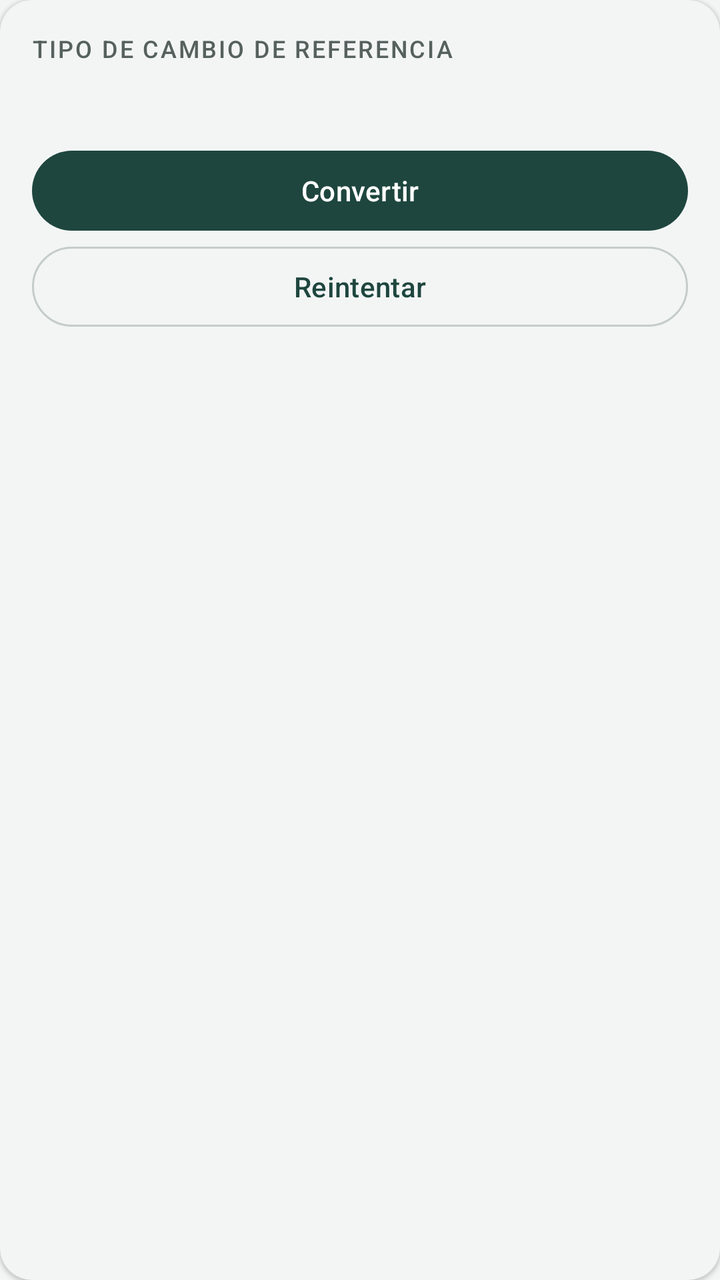
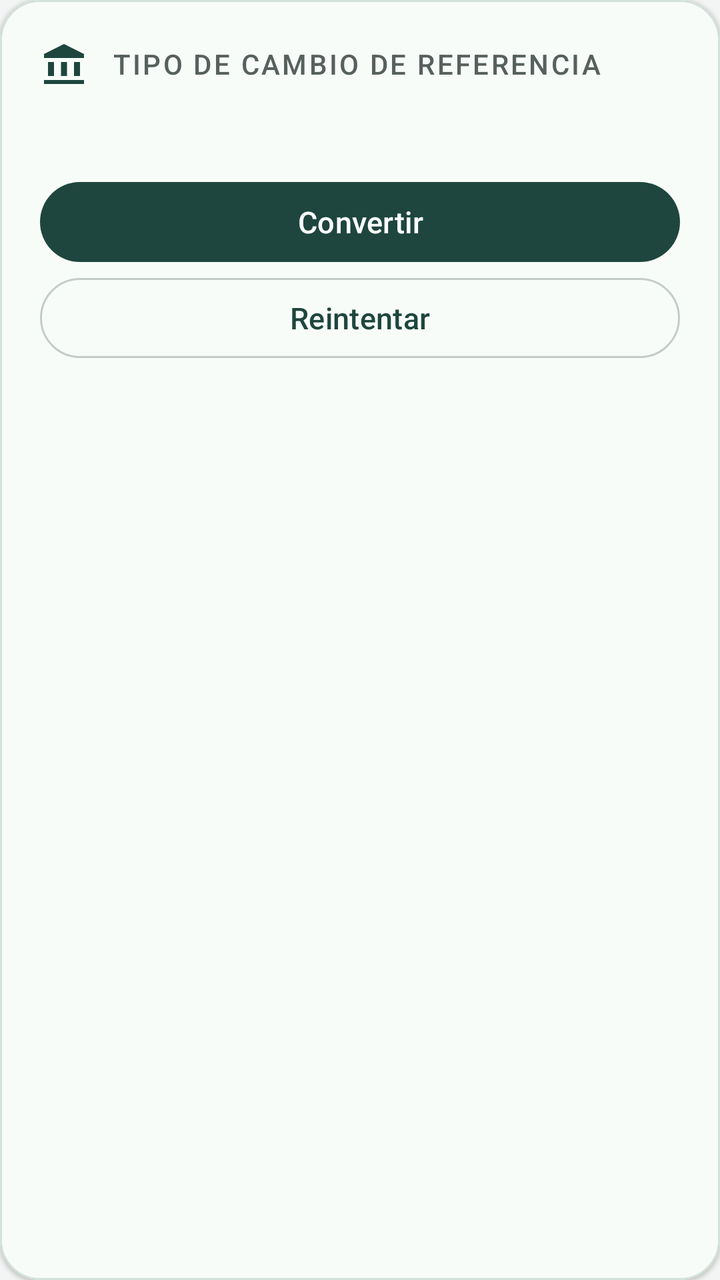

Before-and-after screenshots of an Android layout around one commit, followed by the original layout XML and the change that was made.
<!-- AndroidManifest.xml: application theme Theme.Finanzas -->
<!-- res/layout/tarjeta_tasa.xml -->
<?xml version="1.0" encoding="utf-8"?>
<com.google.android.material.card.MaterialCardView xmlns:android="http://schemas.android.com/apk/res/android"
    style="@style/Widget.Finanzas.Tarjeta"
    android:layout_width="match_parent"
    android:layout_height="wrap_content">
    <LinearLayout
        android:layout_width="match_parent"
        android:layout_height="wrap_content"
        android:orientation="vertical"
        android:padding="16dp">
        <TextView
            android:layout_width="match_parent"
            android:layout_height="wrap_content"
            android:text="@string/tipo_cambio"
            android:textAppearance="@style/TextAppearance.Finanzas.Etiqueta" />
        <TextView
            android:id="@+id/textoTasa"
            android:layout_width="match_parent"
            android:layout_height="wrap_content"
            android:layout_marginTop="12dp"
            android:accessibilityLiveRegion="polite"
            android:textAppearance="?attr/textAppearanceBodyMedium" />
        <com.google.android.material.button.MaterialButton
            android:id="@+id/botonConversor"
            android:layout_width="match_parent"
            android:layout_height="wrap_content"
            android:layout_marginTop="8dp"
            android:text="@string/convertir" />
        <com.google.android.material.button.MaterialButton
            android:id="@+id/botonReintentarTasa"
            style="?attr/materialButtonOutlinedStyle"
            android:layout_width="match_parent"
            android:layout_height="wrap_content"
            android:text="@string/reintentar_tasa" />
    </LinearLayout>
</com.google.android.material.card.MaterialCardView>
<!-- resources referenced by this layout -->
<resources>
  <style name="TextAppearance.Finanzas.Etiqueta" parent="TextAppearance.Material3.LabelMedium">
          <item name="android:textColor">@color/color_texto_secundario</item>
          <item name="android:textAllCaps">true</item>
          <item name="android:letterSpacing">0.08</item>
      </style>
  <style name="Theme.Finanzas" parent="Theme.Material3.DayNight.NoActionBar">
          <item name="colorPrimary">@color/color_primario</item>
          <item name="colorOnPrimary">@color/color_sobre_primario</item>
          <item name="colorPrimaryContainer">@color/color_primario_contenedor</item>
          <item name="colorOnPrimaryContainer">@color/color_sobre_primario_contenedor</item>
          <item name="colorSecondary">@color/color_acento</item>
          <item name="colorOnSecondary">@color/color_sobre_acento</item>
          <item name="colorSecondaryContainer">@color/color_primario_contenedor</item>
          <item name="colorOnSecondaryContainer">@color/color_sobre_primario_contenedor</item>
          <item name="android:colorBackground">@color/color_fondo</item>
          <item name="colorSurface">@color/color_superficie</item>
          <item name="colorOnSurface">@color/color_texto</item>
          <item name="colorOnSurfaceVariant">@color/color_texto_secundario</item>
          <item name="colorOutline">@color/color_borde</item>
          <item name="colorError">@color/color_error</item>
          <item name="android:windowBackground">@color/color_fondo</item>
      </style>
  <color name="color_error">#B3261E</color>
  <!-- unchanged entries left out for length: 15 -->
</resources>

<!-- the commit's change to res/layout/tarjeta_tasa.xml (unified diff, before → after) -->
@@ -1,30 +1,35 @@
 <?xml version="1.0" encoding="utf-8"?>
 <com.google.android.material.card.MaterialCardView xmlns:android="http://schemas.android.com/apk/res/android"
-    style="@style/Widget.Finanzas.Tarjeta"
+    xmlns:app="http://schemas.android.com/apk/res-auto"
+    style="@style/Widget.Finanzas.TarjetaServicio"
     android:layout_width="match_parent"
     android:layout_height="wrap_content">
     <LinearLayout
         android:layout_width="match_parent"
         android:layout_height="wrap_content"
         android:orientation="vertical"
-        android:padding="16dp">
+        android:padding="@dimen/relleno_servicio">
         <TextView
             android:layout_width="match_parent"
             android:layout_height="wrap_content"
             android:text="@string/tipo_cambio"
-            android:textAppearance="@style/TextAppearance.Finanzas.Etiqueta" />
+            android:textAppearance="@style/TextAppearance.Finanzas.Etiqueta"
+            android:drawablePadding="12dp"
+            android:gravity="center_vertical"
+            app:drawableStartCompat="@drawable/ic_tasa"
+            app:drawableTint="?attr/colorPrimary" />
         <TextView
             android:id="@+id/textoTasa"
             android:layout_width="match_parent"
             android:layout_height="wrap_content"
-            android:layout_marginTop="12dp"
+            android:layout_marginTop="@dimen/separacion_servicio"
             android:accessibilityLiveRegion="polite"
-            android:textAppearance="?attr/textAppearanceBodyMedium" />
+            android:textAppearance="@style/TextAppearance.Finanzas.Metadatos" />
         <com.google.android.material.button.MaterialButton
             android:id="@+id/botonConversor"
             android:layout_width="match_parent"
             android:layout_height="wrap_content"
-            android:layout_marginTop="8dp"
+            android:layout_marginTop="@dimen/separacion_servicio"
             android:text="@string/convertir" />
         <com.google.android.material.button.MaterialButton
             android:id="@+id/botonReintentarTasa"
<!-- resource entries referenced after the edit -->
@@ -1,9 +1,30 @@
 <!-- resources referenced by this layout -->
 <resources>
-  <style name="TextAppearance.Finanzas.Etiqueta" parent="TextAppearance.Material3.LabelMedium">
+  <dimen name="relleno_servicio">20dp</dimen>
+  <dimen name="separacion_servicio">12dp</dimen>
+  <!-- drawable ic_tasa (drawable) -->
+  <?xml version="1.0" encoding="utf-8"?>
+  <vector xmlns:android="http://schemas.android.com/apk/res/android"
+      android:width="24dp"
+      android:height="24dp"
+      android:viewportWidth="24"
+      android:viewportHeight="24">
+      <path android:fillColor="#000000" android:pathData="M12,2L2,7v2h20V7zM4,11h3v7H4zM10.5,11h3v7h-3zM17,11h3v7h-3zM2,20h20v2H2z" />
+  </vector>
+  <style name="TextAppearance.Finanzas.Etiqueta" parent="TextAppearance.Material3.LabelLarge">
           <item name="android:textColor">@color/color_texto_secundario</item>
           <item name="android:textAllCaps">true</item>
           <item name="android:letterSpacing">0.08</item>
+      </style>
+  <style name="TextAppearance.Finanzas.Metadatos" parent="TextAppearance.Material3.BodyMedium">
+          <item name="android:textSize">14sp</item>
+          <item name="android:textColor">@color/color_texto_secundario</item>
+      </style>
+  <style name="Widget.Finanzas.TarjetaServicio" parent="Widget.Finanzas.Tarjeta">
+          <item name="cardBackgroundColor">@color/color_superficie_servicio</item>
+          <item name="strokeColor">@color/color_borde_servicio</item>
+          <item name="strokeWidth">1dp</item>
+          <item name="cardCornerRadius">20dp</item>
       </style>
   <style name="Theme.Finanzas" parent="Theme.Material3.DayNight.NoActionBar">
           <item name="colorPrimary">@color/color_primario</item>
@@ -21,8 +42,29 @@
           <item name="colorOutline">@color/color_borde</item>
           <item name="colorError">@color/color_error</item>
           <item name="android:windowBackground">@color/color_fondo</item>
+          <item name="textAppearanceBodySmall">@style/TextAppearance.Finanzas.Metadatos</item>
+          <item name="textAppearanceBodyMedium">@style/TextAppearance.Finanzas.Detalle</item>
+          <item name="textAppearanceBodyLarge">@style/TextAppearance.Finanzas.Cuerpo</item>
+          <item name="textAppearanceLabelLarge">@style/TextAppearance.Finanzas.Control</item>
+          <item name="textInputOutlinedStyle">@style/Widget.Finanzas.Campo</item>
       </style>
+  <color name="color_superficie_servicio">#F8FCF9</color>
+  <color name="color_borde_servicio">#D2E2D9</color>
   <color name="color_error">#B3261E</color>
+  <style name="TextAppearance.Finanzas.Detalle" parent="TextAppearance.Material3.BodyLarge">
+          <item name="android:textSize">16sp</item>
+      </style>
+  <style name="TextAppearance.Finanzas.Cuerpo" parent="TextAppearance.Material3.BodyLarge">
+          <item name="android:textSize">17sp</item>
+      </style>
+  <style name="TextAppearance.Finanzas.Control" parent="TextAppearance.Material3.LabelLarge">
+          <item name="android:textSize">15sp</item>
+      </style>
+  <style name="Widget.Finanzas.Campo" parent="Widget.Material3.TextInputLayout.OutlinedBox">
+          <item name="hintTextAppearance">@style/TextAppearance.Finanzas.Metadatos</item>
+          <item name="counterTextAppearance">@style/TextAppearance.Finanzas.Metadatos</item>
+          <item name="errorTextAppearance">@style/TextAppearance.Finanzas.Metadatos</item>
+      </style>
   <!-- unchanged entries left out for length: 15 -->
 </resources>
 
